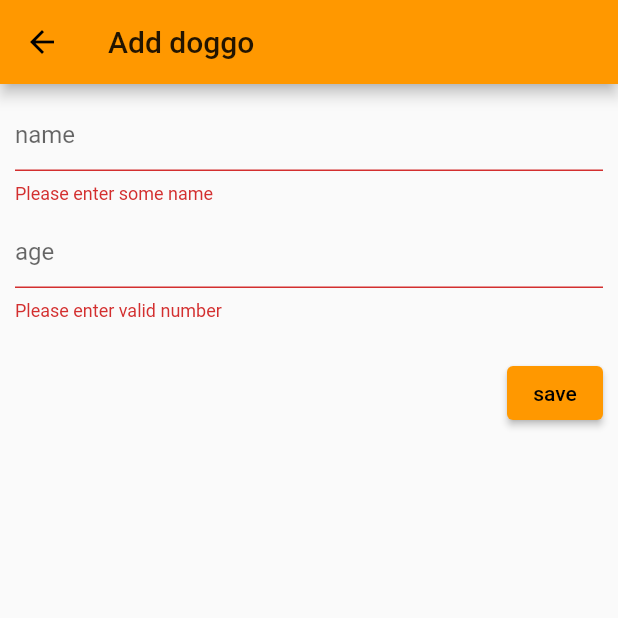
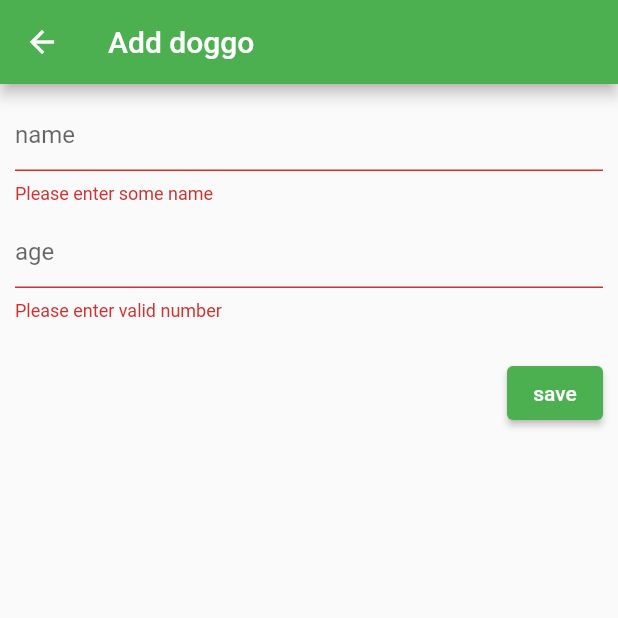
Before and after one commit to Leirach/flutter-doggos-sql, a Flutter app: the DogAdd screen opened by its route, after a tap on "save", on a phone screen of 412 x 824 dp, the top half of it. Run offline on Flutter 3.47's test engine with Material 2 defaults, Android fonts, the phone set to English and light mode, and no system bars; our stand-ins replace floor, sqflite; accounts and stored records are empty; generated files the repository leaves out were written again.

Commit message:
added list reload on data changed, changed some colors

```diff
--- a/lib/main.dart
+++ b/lib/main.dart
@@ -12,7 +12,7 @@ class MyApp extends StatelessWidget {
     return MaterialApp(
       title: "SQLite App",
       theme: ThemeData(
-        primarySwatch: Colors.orange,
+        primarySwatch: Colors.green,
       ),
       onGenerateRoute: AppRouter.generateRoute,
       initialRoute: Routes.home,
--- a/lib/models/dog.dart
+++ b/lib/models/dog.dart
@@ -3,9 +3,9 @@ import 'package:floor/floor.dart';
 @Entity(tableName: 'Dogs')
 class Dog {
   @PrimaryKey(autoGenerate: true)
-  final int id;
+  int? id;
   final String name;
   final int age;
 
-  Dog({required this.id, required this.name, required this.age});
+  Dog({required this.name, required this.age});
 }
--- a/lib/views/add_dog.dart
+++ b/lib/views/add_dog.dart
@@ -15,13 +15,21 @@ class DogAdd extends StatefulWidget {
 
 class _DogAddState extends State<DogAdd> {
   final _formKey = GlobalKey<FormState>();
+  bool _dataChanged = false;
 
   String _dogName = "";
   int _dogAge = 0;
 
   @override
   Widget build(BuildContext context) {
-    return Scaffold(
+    // catch will pop and return _dataChanged to signal if an item was added to db
+    return WillPopScope(
+      onWillPop: () async {
+        // pops and sends _dataChanged
+        Navigator.pop(context, this._dataChanged);
+        return this._dataChanged;
+      },
+      child: Scaffold(
         appBar: AppBar(
           title: Text("Add doggo"),
         ),
@@ -70,12 +78,13 @@ class _DogAddState extends State<DogAdd> {
                         Text msg;
                         try {
                           await db.dogDao.insertDog(
-                            Dog(id: 0, name: this._dogName, age: this._dogAge));
+                              Dog(name: this._dogName, age: this._dogAge));
                           msg = Text('Saved!');
+                          this._dataChanged = true;
                         } catch (err) {
                           log(err.toString());
-                        msg =
-                            Text('Error!', style: TextStyle(color: Colors.red));
+                          msg = Text('Error!',
+                              style: TextStyle(color: Colors.red));
                         }
                         ScaffoldMessenger.of(context).showSnackBar(SnackBar(
                           content: msg,
@@ -89,6 +98,7 @@ class _DogAddState extends State<DogAdd> {
             ),
           ),
         ),
+      ),
     );
   }
 }
```
Also changed, not shown: lib/views/home.dart (+6 -2 lines), lib/models/database.g.dart. Lines whose indentation alone changed are shown as unchanged.
